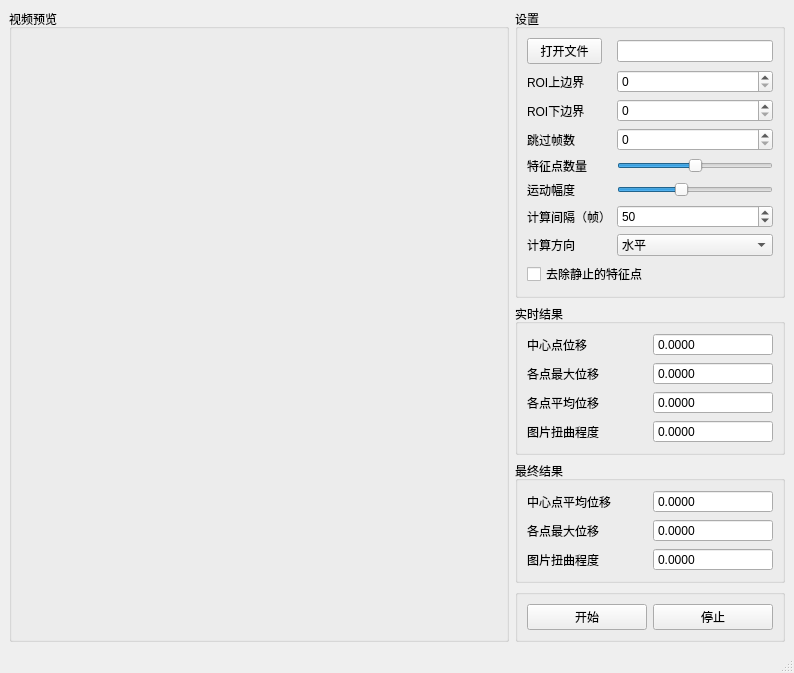
Above: tools/shake_test/shake_test_window.ui from xiaoqinxing/ImageTools before the change. Below: the same form after it.
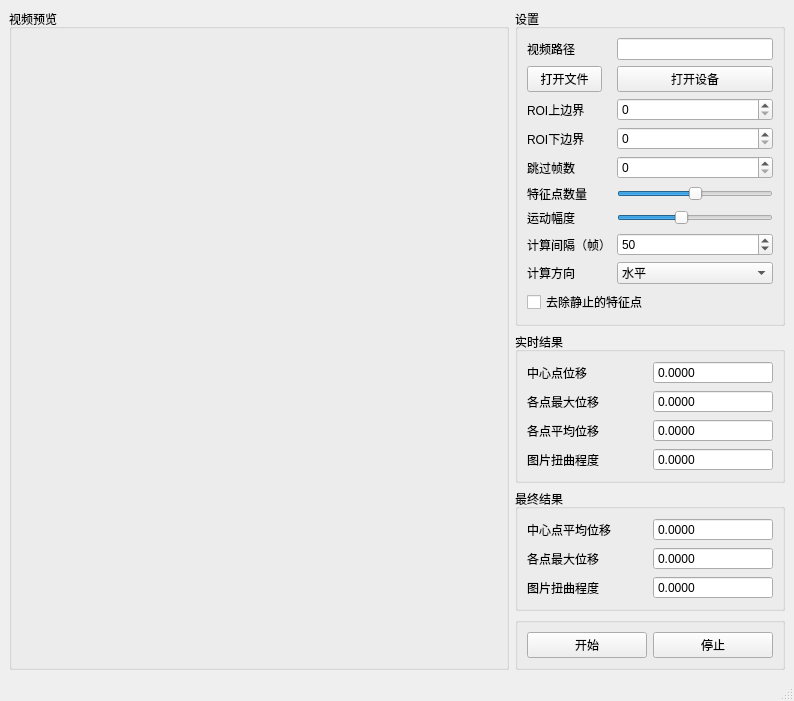
That is the form after the change.

Commit message: ADD: 增加直接打开设备rtsp码流的功能

```diff
--- a/tools/shake_test/shake_test_window.ui
+++ b/tools/shake_test/shake_test_window.ui
@@ -7,7 +7,7 @@
     <x>0</x>
     <y>0</y>
     <width>784</width>
-    <height>649</height>
+    <height>675</height>
    </rect>
   </property>
   <property name="windowTitle">
@@ -144,19 +144,6 @@
              </property>
             </widget>
            </item>
-           <item row="0" column="0">
-            <widget class="QPushButton" name="openvideo">
-             <property name="maximumSize">
-              <size>
-               <width>75</width>
-               <height>16777215</height>
-              </size>
-             </property>
-             <property name="text">
-              <string>打开文件</string>
-             </property>
-            </widget>
-           </item>
            <item row="4" column="0">
             <widget class="QLabel" name="label_9">
              <property name="text">
@@ -202,6 +189,33 @@
              </item>
             </widget>
            </item>
+           <item row="1" column="0">
+            <widget class="QPushButton" name="openvideo">
+             <property name="maximumSize">
+              <size>
+               <width>75</width>
+               <height>16777215</height>
+              </size>
+             </property>
+             <property name="text">
+              <string>打开文件</string>
+             </property>
+            </widget>
+           </item>
+           <item row="0" column="0">
+            <widget class="QLabel" name="label_12">
+             <property name="text">
+              <string>视频路径</string>
+             </property>
+            </widget>
+           </item>
+           <item row="1" column="1">
+            <widget class="QPushButton" name="openrtsp">
+             <property name="text">
+              <string>打开设备</string>
+             </property>
+            </widget>
+           </item>
           </layout>
          </item>
          <item row="1" column="0">
```
The commit also changes 5 other files.
